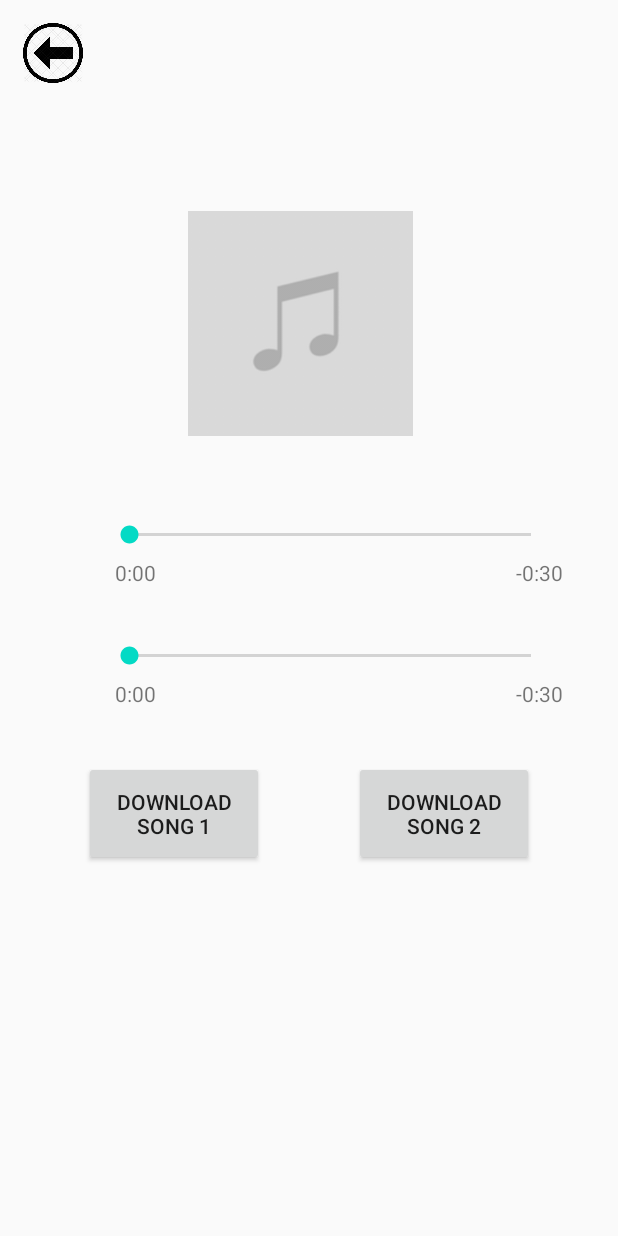
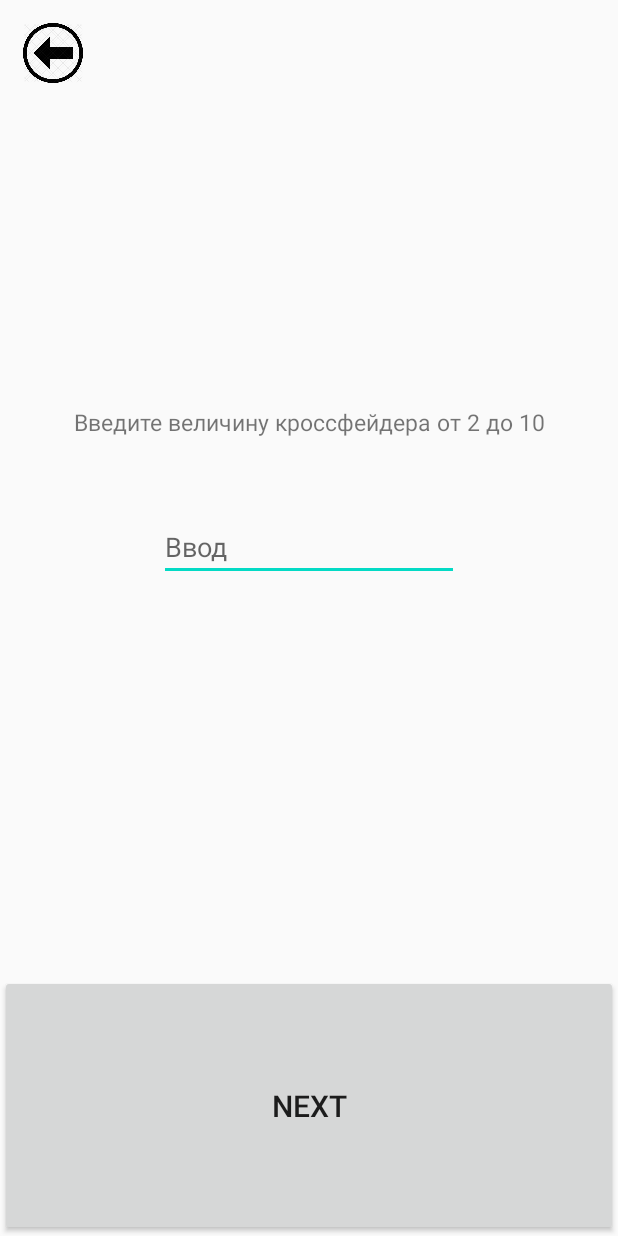
Before and after one commit to ashelyakin/music_player, an Android app: the screen it shows after launch (SecondActivity before the commit, ChooseActivity after it), after a tap on "NEXT", on a phone screen of 412 x 824 dp. Run offline under Robolectric (Android 15) with nearby library versions, the phone set to English and light mode, and no system bars.

Commit message:
added chooseActivity and the ability to select the size of the crossfader

```diff
--- a/app/src/main/AndroidManifest.xml
+++ b/app/src/main/AndroidManifest.xml
@@ -19,6 +19,7 @@
             </intent-filter>
         </activity>
         <activity android:name=".SecondActivity"/>
+        <activity android:name=".ChooseActivity"/>
     </application>
 
 </manifest>
--- /dev/null
+++ b/app/src/main/java/com/example/music_player/ChooseActivity.kt
@@ -0,0 +1,35 @@
+package com.example.music_player
+
+import android.app.Activity
+import android.content.Intent
+import android.os.Bundle
+import android.view.KeyEvent
+import android.widget.Button
+import android.widget.EditText
+
+class ChooseActivity: Activity() {
+
+    override fun onCreate(savedInstanceState: Bundle?) {
+        super.onCreate(savedInstanceState)
+        setContentView(R.layout.activity_choose)
+
+        findViewById<Button>(R.id.backBtn).setOnClickListener {
+            finish()
+        }
+
+        val nextBtn = findViewById<Button>(R.id.secondActivityBtn)
+        nextBtn.setOnClickListener {
+            val text = findViewById<EditText>(R.id.edit_text).text.toString()
+            if (text.toInt() in 2..10)
+            {
+                val i = Intent(this, SecondActivity::class.java)
+                i.putExtra("text", text)
+                startActivity(i)
+            }
+        }
+
+
+
+    }
+
+}
--- a/app/src/main/java/com/example/music_player/MainActivity.kt
+++ b/app/src/main/java/com/example/music_player/MainActivity.kt
@@ -36,7 +36,7 @@ class MainActivity : Activity() {
 
         val nextBtn = findViewById<Button>(R.id.secondActivityBtn)
         nextBtn.setOnClickListener {
-            val i = Intent(this, SecondActivity::class.java)
+            val i = Intent(this, ChooseActivity::class.java)
             startActivity(i)
         }
 
--- a/app/src/main/java/com/example/music_player/SecondActivity.kt
+++ b/app/src/main/java/com/example/music_player/SecondActivity.kt
@@ -23,10 +23,13 @@ class SecondActivity: Activity() {
     private lateinit var mp1: MediaPlayer
     private var totalTime: Int = 0
     private var totalTime1: Int = 0
+    private var cross = 5
 
     override fun onCreate(savedInstanceState: Bundle?) {
         super.onCreate(savedInstanceState)
         setContentView(R.layout.activity_second)
+
+        cross = intent.getStringExtra("text").toInt()
 
         findViewById<Button>(R.id.backBtn).setOnClickListener {
             mp.stop()
@@ -141,7 +144,7 @@ class SecondActivity: Activity() {
             var remainingTime = createTimeLabel(totalTime - currentPosition)
             remainingTimeLabel.text = "-$remainingTime"
 
-            if (totalTime - currentPosition<=10000)
+            if (totalTime - currentPosition<=1000*cross)
                 mp1.start()
         }
     }
@@ -161,7 +164,7 @@ class SecondActivity: Activity() {
             var remainingTime = createTimeLabel1(totalTime1 - currentPosition)
             remainingTimeLabel1.text = "-$remainingTime"
 
-            if (totalTime1 - currentPosition<=10000)
+            if (totalTime1 - currentPosition<=1000*cross)
                 mp.start()
         }
     }
@@ -225,10 +228,6 @@ class SecondActivity: Activity() {
     override fun onKeyDown(keyCode: Int, event: KeyEvent?): Boolean {
         if (keyCode == KeyEvent.KEYCODE_BACK)
         {
-            /*var intent = Intent(Intent.ACTION_MAIN)
-            intent.addCategory(Intent.CATEGORY_HOME)
-            intent.setFlags(Intent.FLAG_ACTIVITY_NEW_TASK)
-            startActivity(intent)*/
             mp.stop()
             mp1.stop()
             finish()
--- /dev/null
+++ b/app/src/main/res/layout/activity_choose.xml
@@ -0,0 +1,47 @@
+<?xml version="1.0" encoding="utf-8"?>
+<LinearLayout
+    xmlns:android="http://schemas.android.com/apk/res/android" android:layout_width="match_parent"
+    android:layout_height="match_parent"
+    android:orientation="vertical">
+
+
+    <LinearLayout
+        android:orientation="vertical"
+        android:layout_width="match_parent"
+        android:layout_height="650dp">
+
+        <Button
+            android:id="@+id/backBtn"
+            android:layout_margin="15dp"
+            android:layout_width="40dp"
+            android:layout_height="40dp"
+            android:background="@drawable/back" />
+
+        <TextView
+            android:layout_width="match_parent"
+            android:layout_height="wrap_content"
+            android:layout_marginTop="200dp"
+            android:gravity="center_horizontal"
+            android:textSize="15sp"
+            android:text="@string/ch_text"/>
+
+        <EditText
+            android:id="@+id/edit_text"
+            android:layout_width="200dp"
+            android:layout_height="wrap_content"
+            android:layout_marginTop="50dp"
+            android:layout_gravity="center_horizontal"
+            android:hint="Ввод"
+            android:inputType="number"/>
+
+    </LinearLayout>
+
+
+    <Button
+        android:id="@+id/secondActivityBtn"
+        android:layout_width="match_parent"
+        android:layout_height="match_parent"
+        android:textSize="20sp"
+        android:text="Next"/>
+
+</LinearLayout>
--- a/app/src/main/res/values/strings.xml
+++ b/app/src/main/res/values/strings.xml
@@ -1,3 +1,4 @@
 <resources>
     <string name="app_name">music_player</string>
+    <string name="ch_text">Введите величину кроссфейдера от 2 до 10</string>
 </resources>
```
Also changed, not shown: 118 other files.
